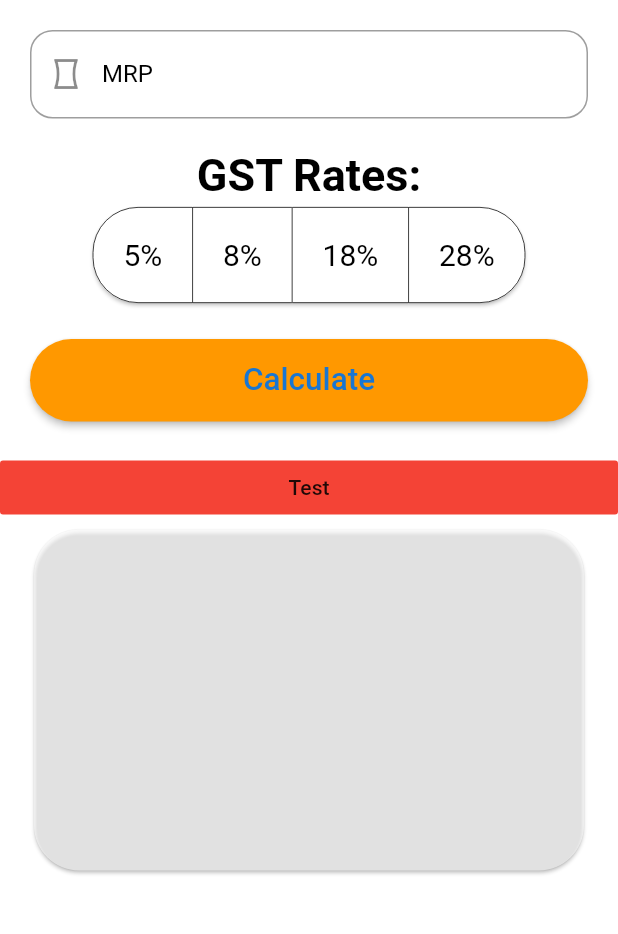
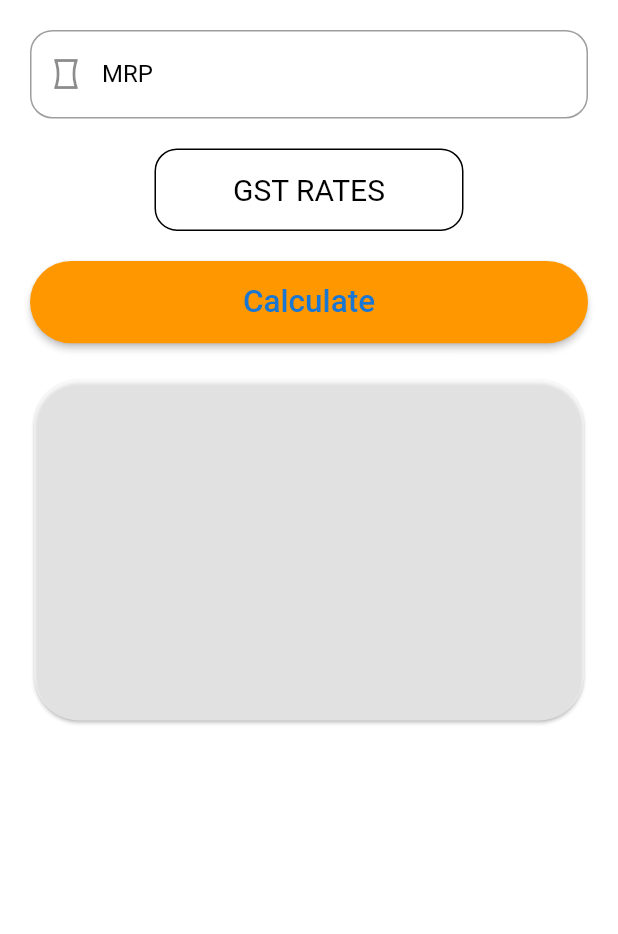
Before and after one commit to BullsEye34/no_gst_calculator, a Flutter app: the screen it shows after launch, on a phone screen of 412 x 824 dp, the part 84-1018 px from its top. Run offline on Flutter 3.47's test engine with Material 2 defaults, Android fonts, the phone set to English and light mode, and no system bars; missing offline and left inert: flutter_cupertino_data_picker.

```diff
--- a/lib/app.dart
+++ b/lib/app.dart
@@ -86,7 +86,32 @@ class _GSTFormState extends State<app> {
                   )
                 ),
               ),*/
-              Center(
+              Row(
+                mainAxisAlignment: MainAxisAlignment.center,
+                children: <Widget>[
+                  InkWell(
+                    onTap: _showDataPicker,
+                    child: Container(
+                      decoration: BoxDecoration(
+                        border: Border.all(width: 1),
+                        color: Colors.white,
+                        borderRadius: BorderRadius.circular(15),
+                      ),
+                      height: MediaQuery.of(context).size.height / 15,
+                      width: MediaQuery.of(context).size.width / 2,
+                      alignment: Alignment.center,
+                      child: Text(
+                        "GST RATES",
+                        style: TextStyle(
+                            color: Colors.black,
+                            //fontWeight: FontWeight.bold,
+                            fontSize: 20),
+                      ),
+                    ),
+                  ),
+                ],
+              ),
+              /* Center(
                 child: Text(
                   "GST Rates:",
                   style: TextStyle(
@@ -95,7 +120,7 @@ class _GSTFormState extends State<app> {
                       fontSize: 30),
                 ),
               ),
-              ratessss(),
+              ratessss(), */
               Padding(
                 padding: EdgeInsets.all(_padding),
                 child: Row(
@@ -122,11 +147,6 @@ class _GSTFormState extends State<app> {
                     ),
                   ],
                 ),
-              ),
-              FlatButton(
-                onPressed: _showDataPicker,
-                child: Text("Test"),
-                color: Colors.red,
               ),
               Center(
                 child: Container(
```
